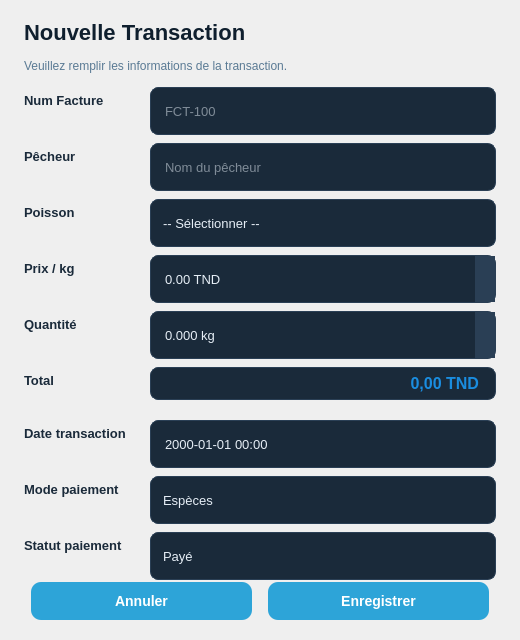
Old version of the form transactiondialog.ui in the repository Esprit-UP-Algo/projetcpp2526-s2-2a12-smart-fishing-port-management-2a12.
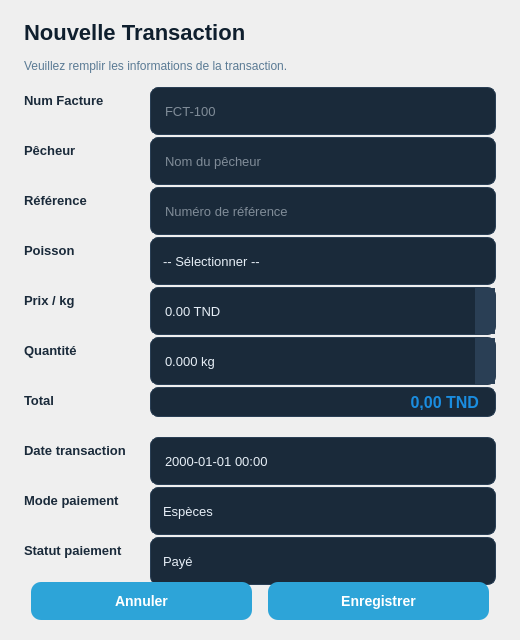
New version of the form.

The edit to the form file:
```diff
--- a/transactiondialog.ui
+++ b/transactiondialog.ui
@@ -207,11 +207,21 @@
       </widget>
      </item>
      <item row="2" column="0">
+      <widget class="QLabel" name="lblReference">
+       <property name="text"><string>Référence</string></property>
+      </widget>
+     </item>
+     <item row="2" column="1">
+      <widget class="QLineEdit" name="lineReference">
+       <property name="placeholderText"><string>Numéro de référence</string></property>
+      </widget>
+     </item>
+     <item row="3" column="0">
       <widget class="QLabel" name="lblLot">
        <property name="text"><string>Poisson</string></property>
       </widget>
      </item>
-     <item row="2" column="1">
+     <item row="3" column="1">
       <widget class="QComboBox" name="comboLot">
        <item>
         <property name="text"><string>-- Sélectionner --</string></property>
@@ -260,12 +270,12 @@
        </item>
       </widget>
      </item>
-     <item row="3" column="0">
+     <item row="4" column="0">
       <widget class="QLabel" name="lblPrixKg">
        <property name="text"><string>Prix / kg</string></property>
       </widget>
      </item>
-     <item row="3" column="1">
+     <item row="4" column="1">
       <widget class="QDoubleSpinBox" name="spinPrixKg">
        <property name="minimum"><double>0.000000000000000</double></property>
        <property name="maximum"><double>999999999.000000000000000</double></property>
@@ -274,12 +284,12 @@
        <property name="suffix"><string> TND</string></property>
       </widget>
      </item>
-     <item row="4" column="0">
+     <item row="5" column="0">
       <widget class="QLabel" name="lblQuantite">
        <property name="text"><string>Quantité</string></property>
       </widget>
      </item>
-     <item row="4" column="1">
+     <item row="5" column="1">
       <widget class="QDoubleSpinBox" name="spinQuantite">
        <property name="minimum"><double>0.000000000000000</double></property>
        <property name="maximum"><double>999999999.000000000000000</double></property>
@@ -288,12 +298,12 @@
        <property name="suffix"><string> kg</string></property>
       </widget>
      </item>
-     <item row="5" column="0">
+     <item row="6" column="0">
       <widget class="QLabel" name="lblTotal">
        <property name="text"><string>Total</string></property>
       </widget>
      </item>
-     <item row="5" column="1">
+     <item row="6" column="1">
       <widget class="QLabel" name="totalValue">
        <property name="text"><string>0,00 TND</string></property>
        <property name="alignment">
@@ -301,35 +311,35 @@
        </property>
       </widget>
      </item>
-     <item row="6" column="0">
+     <item row="7" column="0">
       <widget class="QLabel" name="lblDate">
        <property name="text"><string>Date transaction</string></property>
       </widget>
      </item>
-     <item row="6" column="1">
+     <item row="7" column="1">
       <widget class="QDateTimeEdit" name="dateTransaction">
        <property name="displayFormat"><string>yyyy-MM-dd HH:mm</string></property>
        <property name="calendarPopup"><bool>true</bool></property>
       </widget>
      </item>
-     <item row="7" column="0">
+     <item row="8" column="0">
       <widget class="QLabel" name="lblModePaiement">
        <property name="text"><string>Mode paiement</string></property>
       </widget>
      </item>
-     <item row="7" column="1">
+     <item row="8" column="1">
       <widget class="QComboBox" name="comboModePaiement">
        <item><property name="text"><string>Espèces</string></property></item>
        <item><property name="text"><string>Chèque</string></property></item>
        <item><property name="text"><string>Virement</string></property></item>
       </widget>
      </item>
-     <item row="8" column="0">
+     <item row="9" column="0">
       <widget class="QLabel" name="lblStatutPaiement">
        <property name="text"><string>Statut paiement</string></property>
       </widget>
      </item>
-     <item row="8" column="1">
+     <item row="9" column="1">
       <widget class="QComboBox" name="comboStatutPaiement">
        <item><property name="text"><string>Payé</string></property></item>
        <item><property name="text"><string>En attente</string></property></item>
```
Left out of the diff: 2 changed lines with no effect on the pictures.
